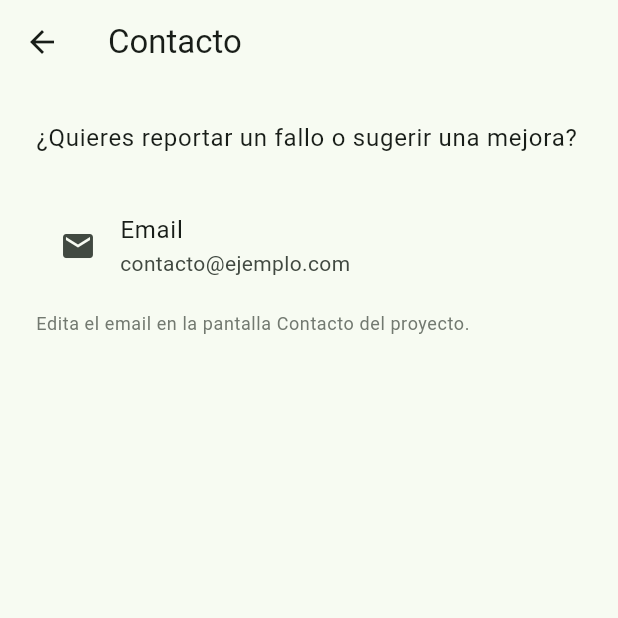
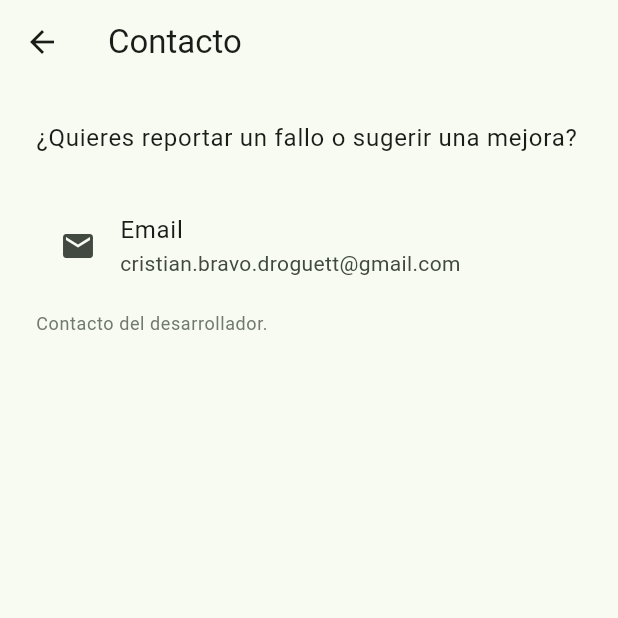
Before and after one commit to operonte/fast, a Flutter app: the ContactScreen screen opened by its route, on a phone screen of 412 x 824 dp, the top half of it. Run offline on Flutter 3.47's test engine with Material 3 defaults, Android fonts, the phone set to English and light mode, and no system bars; our stand-ins replace go_router, package_info_plus, share_plus, shared_preferences, vibration; accounts and stored records are empty.

Commit message:
Mejoras: contacto con email real, README actualizado, icono iOS
Co-authored-by: Cursor <cursoragent@cursor.com>

```diff
--- a/lib/screens/contact_screen.dart
+++ b/lib/screens/contact_screen.dart
@@ -29,12 +29,12 @@ class ContactScreen extends StatelessWidget {
             ListTile(
               leading: const Icon(Icons.email),
               title: const Text('Email'),
-              subtitle: const Text('contacto@ejemplo.com'),
-              onTap: () => launchUrl(Uri.parse('mailto:contacto@ejemplo.com')),
+              subtitle: const Text('cristian.bravo.droguett@gmail.com'),
+              onTap: () => launchUrl(Uri.parse('mailto:cristian.bravo.droguett@gmail.com')),
             ),
             const SizedBox(height: 8),
             Text(
-              'Edita el email en la pantalla Contacto del proyecto.',
+              'Contacto del desarrollador.',
               style: Theme.of(context).textTheme.bodySmall?.copyWith(
                     color: Theme.of(context).colorScheme.outline,
                   ),
--- a/pubspec.yaml
+++ b/pubspec.yaml
@@ -52,6 +52,7 @@ dev_dependencies:
 
 flutter_launcher_icons:
   android: true
+  ios: true
   image_path: "assets/icon.png"
   adaptive_icon_background: "#25D366"
   adaptive_icon_foreground: "assets/icon.png"
```
Also changed, not shown: 24 other files.
